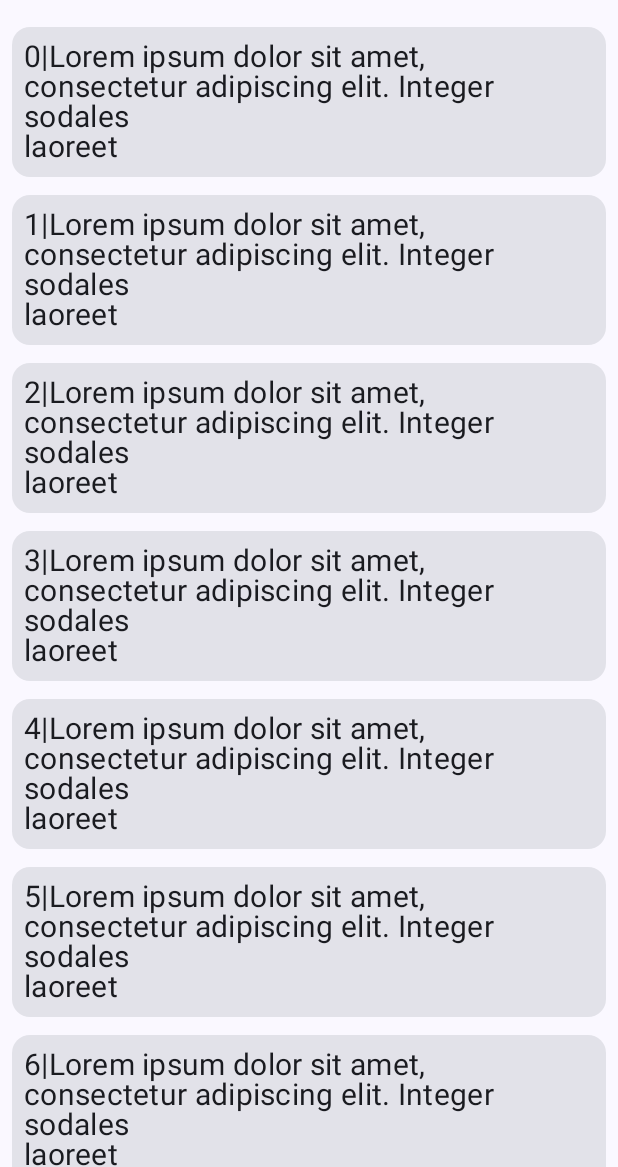
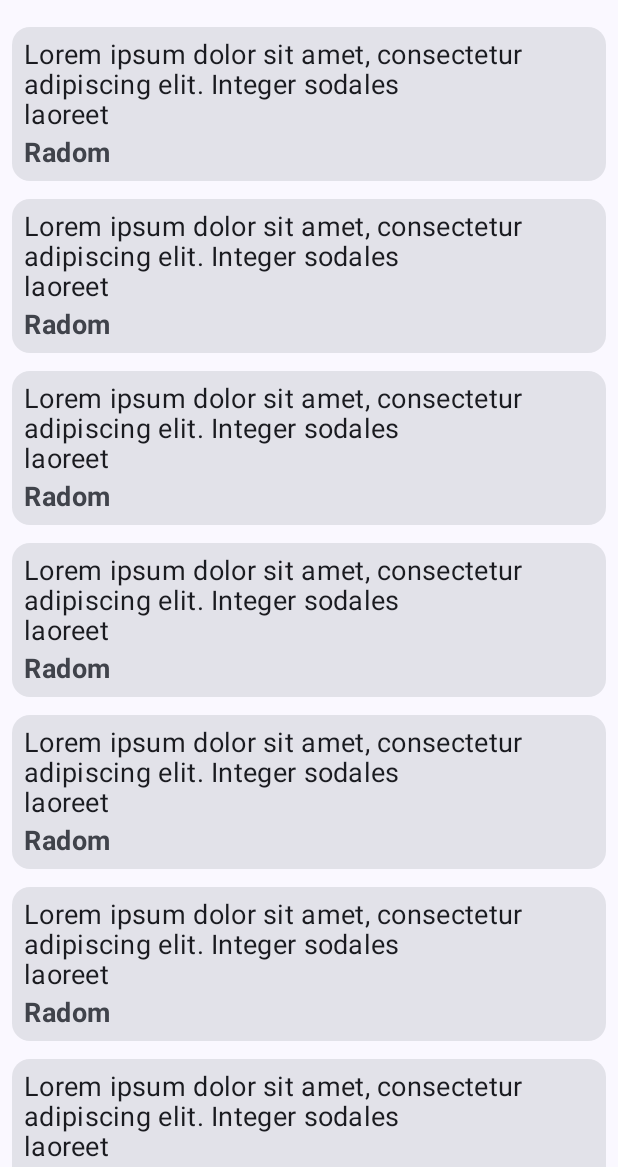
Before and after one commit to KalbarczykDev/VirtualJournal, an Android app built with Jetpack Compose: the screen it shows after launch (MainActivity), on a phone screen of 412 x 824 dp, the part 69-1236 px from its top. Run offline under Robolectric (Android 15) with nearby library versions, the phone set to English and light mode, and no system bars; our stand-ins replace Dagger/Hilt's generated code, Room's generated code.

Commit message:
update entry model

```diff
--- a/app/src/main/java/dev/kalbarczyk/virtualjournal/di/RepositoryModule.kt
+++ b/app/src/main/java/dev/kalbarczyk/virtualjournal/di/RepositoryModule.kt
@@ -28,6 +28,7 @@ abstract class RepositoryModule {
             @ApplicationContext context: Context
         ): VirtualJournalDb{
             return Room.databaseBuilder(context, VirtualJournalDb::class.java, "virtual_journal.db")
+                .fallbackToDestructiveMigration(true)
                 .build()
         }
     }
--- a/app/src/main/java/dev/kalbarczyk/virtualjournal/model/JournalEntry.kt
+++ b/app/src/main/java/dev/kalbarczyk/virtualjournal/model/JournalEntry.kt
@@ -3,20 +3,31 @@ package dev.kalbarczyk.virtualjournal.model
 import androidx.compose.ui.tooling.preview.datasource.LoremIpsum
 import dev.kalbarczyk.virtualjournal.model.data.db.entity.JournalEntryEntity
 
-data class JournalEntry (
+data class JournalEntry(
     val id: Int,
     val content: String,
-){
+    val cityName: String? = null,
+    val photoPath: String? = null,
+    val voiceRecordingPath: String? = null
+) {
     fun toEntity(): JournalEntryEntity {
         return JournalEntryEntity(
             id = id,
-            content = content
+            content = content,
+            cityName = cityName,
+            photoPath = photoPath,
+            voiceRecordingPath = voiceRecordingPath
         )
     }
 }
 
 
-
-val previewData = List(10){
-    JournalEntry(it, LoremIpsum(10).values.joinToString(""))
+val previewData = List(10) {
+    JournalEntry(
+        id = it,
+        content = LoremIpsum(10).values.joinToString(),
+        cityName = "Warszawa",
+        photoPath = null,
+        voiceRecordingPath = null
+    )
 }
--- a/app/src/main/java/dev/kalbarczyk/virtualjournal/model/data/JournalEntryRepositoryImpl.kt
+++ b/app/src/main/java/dev/kalbarczyk/virtualjournal/model/data/JournalEntryRepositoryImpl.kt
@@ -19,7 +19,11 @@ class JournalEntryRepositoryImpl @Inject constructor(
 
     init{
         _entries = List(10){
-            JournalEntry(0, it.toString() + "|"+LoremIpsum(10).values.joinToString())
+            JournalEntry(0, LoremIpsum(10).values.joinToString(),
+                cityName = "Radom",
+                photoPath = null,
+                voiceRecordingPath = null
+            )
         }.toMutableList()
     }
 
--- a/app/src/main/java/dev/kalbarczyk/virtualjournal/model/data/db/VirtualJournalDb.kt
+++ b/app/src/main/java/dev/kalbarczyk/virtualjournal/model/data/db/VirtualJournalDb.kt
@@ -5,7 +5,7 @@ import androidx.room.RoomDatabase
 import dev.kalbarczyk.virtualjournal.model.data.db.dao.JournalEntryDao
 import dev.kalbarczyk.virtualjournal.model.data.db.entity.JournalEntryEntity
 
-@Database(entities = [JournalEntryEntity::class], version = 1)
+@Database(entities = [JournalEntryEntity::class], version = 2)
 abstract class VirtualJournalDb : RoomDatabase() {
     abstract val journal: JournalEntryDao
 }
--- a/app/src/main/java/dev/kalbarczyk/virtualjournal/model/data/db/entity/JournalEntryEntity.kt
+++ b/app/src/main/java/dev/kalbarczyk/virtualjournal/model/data/db/entity/JournalEntryEntity.kt
@@ -5,15 +5,21 @@ import androidx.room.PrimaryKey
 import dev.kalbarczyk.virtualjournal.model.JournalEntry
 
 @Entity(tableName = "journal_entry")
-data class JournalEntryEntity (
+data class JournalEntryEntity(
     @PrimaryKey(autoGenerate = true)
     val id: Int = 0,
     val content: String,
-){
+    val cityName: String?,
+    val photoPath: String?,
+    val voiceRecordingPath: String?
+) {
     fun toDomain(): JournalEntry {
         return JournalEntry(
             id = id,
-            content = content
+            content = content,
+            cityName = cityName,
+            photoPath = photoPath,
+            voiceRecordingPath = voiceRecordingPath
         )
     }
 }
--- a/app/src/main/java/dev/kalbarczyk/virtualjournal/ui/view/EntryListScreen.kt
+++ b/app/src/main/java/dev/kalbarczyk/virtualjournal/ui/view/EntryListScreen.kt
@@ -2,11 +2,14 @@ package dev.kalbarczyk.virtualjournal.ui.view
 
 import androidx.compose.foundation.clickable
 import androidx.compose.foundation.layout.Arrangement
+import androidx.compose.foundation.layout.Column
 import androidx.compose.foundation.layout.Row
+import androidx.compose.foundation.layout.Spacer
 import androidx.compose.foundation.layout.WindowInsets
 import androidx.compose.foundation.layout.asPaddingValues
 import androidx.compose.foundation.layout.fillMaxSize
 import androidx.compose.foundation.layout.fillMaxWidth
+import androidx.compose.foundation.layout.height
 import androidx.compose.foundation.layout.padding
 import androidx.compose.foundation.layout.systemBars
 import androidx.compose.foundation.lazy.LazyColumn
@@ -21,6 +24,7 @@ import androidx.compose.runtime.Composable
 import androidx.compose.ui.Alignment
 import androidx.compose.ui.Modifier
 import androidx.compose.ui.res.stringResource
+import androidx.compose.ui.text.font.FontWeight
 import androidx.compose.ui.tooling.preview.Preview
 import androidx.compose.ui.unit.dp
 import androidx.compose.ui.unit.sp
@@ -60,19 +64,33 @@ fun EntryListScreen(entries: List<JournalEntry>) {
 @Composable
 fun EntryItemView(entry: JournalEntry) {
     Card(
-        modifier = Modifier.fillMaxWidth().clickable(onClick = { /* TODO */ } ),
-    ){
-        Row(modifier = Modifier.padding(8.dp),
-            verticalAlignment = Alignment.CenterVertically) {
+        modifier = Modifier
+            .fillMaxWidth()
+            .clickable(onClick = { /* TODO */ })
+    ) {
+        Column(modifier = Modifier.padding(8.dp)) {
             Text(
                 text = entry.content,
                 style = MaterialTheme.typography.bodyMedium,
                 color = MaterialTheme.colorScheme.onSurface,
-                fontSize = 20.sp
+                fontSize = 18.sp
             )
+
+            Spacer(modifier = Modifier.height(4.dp))
+
+            entry.cityName?.let { city ->
+                Text(
+                    text = city,
+                    style = MaterialTheme.typography.bodySmall,
+                    color = MaterialTheme.colorScheme.onSurfaceVariant,
+                     fontWeight = FontWeight.Bold,
+                    fontSize = 18.sp
+                )
+            }
         }
     }
 }
+
 
 @Preview(showBackground = true)
 @Composable
```
Also changed, not shown: 1 other file.
